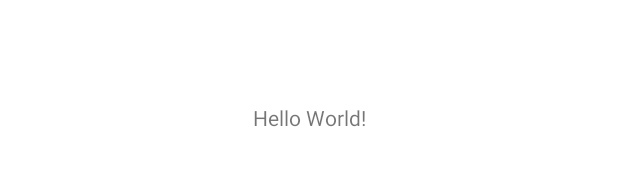
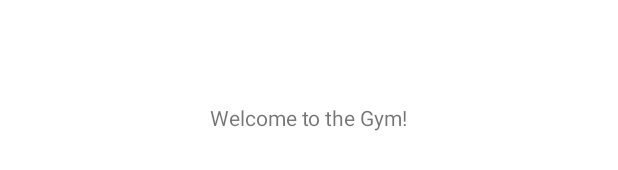
Before and after one commit to shehan-shyaminda/SELFIT-Admin, an Android app: the layout activity_main.xml on its own in the app's theme, with its tools: preview values and no code run, on a phone screen of 412 x 824 dp. Shown: the part 501-671 px from the top of the screen. Run offline under Robolectric (Android 15) with nearby library versions, the phone set to English and light mode, and no system bars.

Commit message:
Test Commit User

```diff
--- a/app/src/main/res/layout/activity_main.xml
+++ b/app/src/main/res/layout/activity_main.xml
@@ -9,7 +9,7 @@
     <TextView
         android:layout_width="wrap_content"
         android:layout_height="wrap_content"
-        android:text="Hello World!"
+        android:text="Welcome to the Gym!"
         app:layout_constraintBottom_toBottomOf="parent"
         app:layout_constraintLeft_toLeftOf="parent"
         app:layout_constraintRight_toRightOf="parent"
```
